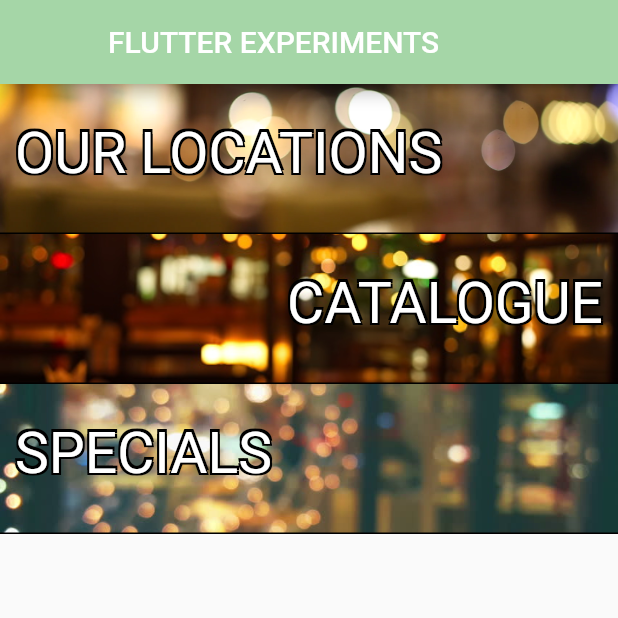
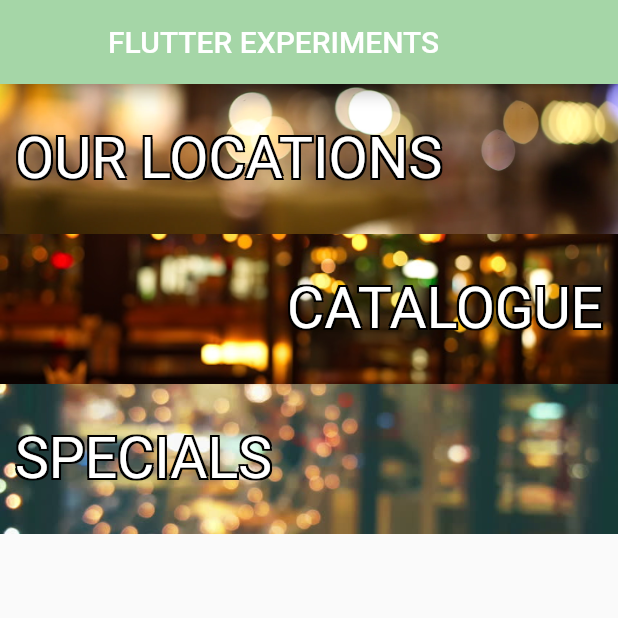
Before and after one commit to ntflix/cafe_template, a Flutter app: the NavPage screen opened by its route, on a phone screen of 412 x 824 dp, the top half of it. Run offline on Flutter 3.47's test engine with Material 2 defaults, Android fonts, the phone set to English and light mode, and no system bars; our stand-ins replace cached_network_image, shared_preferences; accounts and stored records are empty; Roboto replaces fonts that are missing (Avenir).

```diff
--- a/lib/common/pages/nav_page.dart
+++ b/lib/common/pages/nav_page.dart
@@ -44,7 +44,7 @@ class _NavPageState extends State<NavPage> {
               text: "OUR LOCATIONS",
               imagePath : "assets/blurred/1.png",
               navigatorPushName: "/Locations",
-              textAlign: TextAlign.left,
+              textAlign: Alignment.centerLeft,
             ),
           ),
 
@@ -53,7 +53,7 @@ class _NavPageState extends State<NavPage> {
               text: "CATALOGUE",
               imagePath : "assets/blurred/6.jpg",
               navigatorPushName: "/Menu",
-              textAlign: TextAlign.right,
+              textAlign: Alignment.centerRight,
             ),
           ),
 
@@ -62,7 +62,7 @@ class _NavPageState extends State<NavPage> {
               text: "SPECIALS",
               imagePath : "assets/blurred/4.jpg",
               navigatorPushName: "/Specials",
-              textAlign: TextAlign.left,
+              textAlign: Alignment.centerLeft,
             ),
           ),
 
--- a/lib/common/widgets/navigation_box.dart
+++ b/lib/common/widgets/navigation_box.dart
@@ -6,7 +6,7 @@ import 'dart:async';
 
 class NavBoxItem {
   final String text, imagePath, navigatorPushName;
-  final TextAlign textAlign;
+  final Alignment textAlign;
 
   NavBoxItem({
     this.text,
@@ -27,38 +27,72 @@ class NavBoxBuilder extends StatelessWidget {
 
   @override
   Widget build(BuildContext context) {
-    return new InkWell(
+    return new Material(
+      child: Center(
+        child: Ink.image(
+          image: AssetImage(this.navBoxItem.imagePath),
+          fit: BoxFit.fitWidth,
+          height: 100,
+          child: InkWell(
             onTap: () {
-        //Top Box
                 Navigator.of(context).pushNamed(this.navBoxItem.navigatorPushName);
             },
-      child : Container(
-        height:100, // 80
-        width : MediaQuery.of(context).size.width,
-        decoration: BoxDecoration(
-          border: new Border(bottom: BorderSide(color: Strings.colors.separator)),
-          image: new DecorationImage(image: ExactAssetImage(this.navBoxItem.imagePath), fit: BoxFit.fitWidth),
-          /*gradient: LinearGradient(
-                  begin: Alignment.topLeft,
-                  end: Alignment.bottomRight,
-
-                  stops: [0, 1],
-                  colors: [
-                    Colors.greenAccent[200],
-                    Colors.greenAccent[100],
-                  ],
-                ),*/
-        ),
-
-        child: Container(
-          padding: const EdgeInsets.fromLTRB(10, 24, 10, 0), // 100 : 24 | 80 : 14
+            child: Align(
+              alignment: this.navBoxItem.textAlign,
+              child: Padding(
+                padding: EdgeInsets.symmetric(horizontal: 10),
                 child: Text(
                   this.navBoxItem.text,
-            textAlign: this.navBoxItem.textAlign,
                   style: Strings.imageTextStyle,
+                ),
+              )
+            ),
           ),
         ),
       ),
     );
+//    return new Material(
+//      child: InkWell(
+//        onTap: () {
+//          //Top Box
+//          Navigator.of(context).pushNamed(this.navBoxItem.navigatorPushName);
+//        },
+//
+//        child : Container(
+//          height:100, // 80
+//          width : MediaQuery.of(context).size.width,
+//          child: Stack(
+//            children : [
+//              Center(
+//                child : Image(image: ExactAssetImage(this.navBoxItem.imagePath), fit: BoxFit.fitWidth, width: MediaQuery.of(context).size.width),
+//              ),
+//  //          decoration: BoxDecoration(
+//  //            border: new Border(bottom: BorderSide(color: Strings.colors.separator)),
+//  //            image: new DecorationImage(image: ExactAssetImage(this.navBoxItem.imagePath), fit: BoxFit.fitWidth),
+//  //            /*gradient: LinearGradient(
+//  //                    begin: Alignment.topLeft,
+//  //                    end: Alignment.bottomRight,
+//  //
+//  //                    stops: [0, 1],
+//  //                    colors: [
+//  //                      Colors.greenAccent[200],
+//  //                      Colors.greenAccent[100],
+//  //                    ],
+//  //                  ),*/
+//  //          ),
+//
+//              Container(
+//                padding: const EdgeInsets.fromLTRB(10, 24, 10, 0), // 100 : 24 | 80 : 14
+//                child: Text(
+//                  this.navBoxItem.text,
+//                  textAlign: this.navBoxItem.textAlign,
+//                  style: Strings.imageTextStyle,
+//                ),
+//              ),
+//            ],
+//          ),
+//        ),
+//      ),
+//    );
   }
 }
```
Also changed, not shown: 2 other files. Lines whose indentation alone changed are shown as unchanged.
